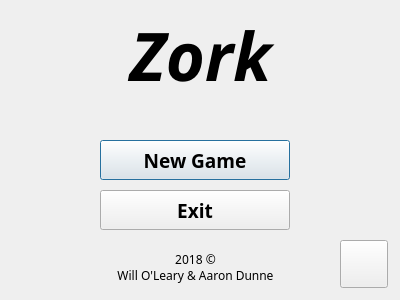
Old version of the form Zork_Qt_project/zorkhome.ui in the repository willoleary6/ZorkProject.
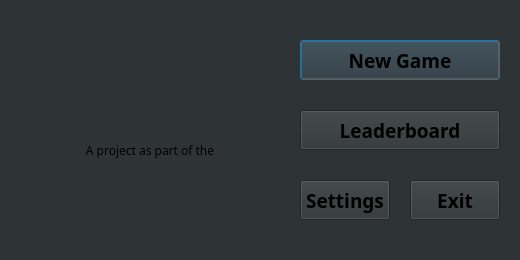
New version of the form. Icons and pictures are not drawn.

Commit message: About, settings and other pieces completed. Noise bar also added

The edit to the form file:
```diff
--- a/Zork_Qt_project/zorkhome.ui
+++ b/Zork_Qt_project/zorkhome.ui
@@ -6,19 +6,19 @@
    <rect>
     <x>0</x>
     <y>0</y>
-    <width>400</width>
-    <height>300</height>
+    <width>520</width>
+    <height>260</height>
    </rect>
   </property>
   <property name="minimumSize">
    <size>
     <width>400</width>
-    <height>300</height>
+    <height>0</height>
    </size>
   </property>
   <property name="maximumSize">
    <size>
-    <width>400</width>
+    <width>600</width>
     <height>300</height>
    </size>
   </property>
@@ -32,40 +32,18 @@
   <property name="autoFillBackground">
    <bool>false</bool>
   </property>
+  <property name="styleSheet">
+   <string notr="true">background-color: rgb(46, 52, 54);</string>
+  </property>
   <property name="sizeGripEnabled">
    <bool>false</bool>
   </property>
-  <widget class="QLabel" name="label">
-   <property name="geometry">
-    <rect>
-     <x>10</x>
-     <y>10</y>
-     <width>381</width>
-     <height>90</height>
-    </rect>
-   </property>
-   <property name="font">
-    <font>
-     <family>Montserrat</family>
-     <pointsize>50</pointsize>
-     <weight>75</weight>
-     <italic>true</italic>
-     <bold>true</bold>
-    </font>
-   </property>
-   <property name="text">
-    <string>Zork</string>
-   </property>
-   <property name="alignment">
-    <set>Qt::AlignCenter</set>
-   </property>
-  </widget>
   <widget class="QPushButton" name="newGameButton">
    <property name="geometry">
     <rect>
-     <x>100</x>
-     <y>140</y>
-     <width>190</width>
+     <x>300</x>
+     <y>40</y>
+     <width>200</width>
      <height>40</height>
     </rect>
    </property>
@@ -87,9 +65,9 @@
   <widget class="QPushButton" name="exitButton">
    <property name="geometry">
     <rect>
-     <x>100</x>
-     <y>190</y>
-     <width>190</width>
+     <x>410</x>
+     <y>180</y>
+     <width>90</width>
      <height>40</height>
     </rect>
    </property>
@@ -108,24 +86,28 @@
   <widget class="QToolButton" name="settingsButton">
    <property name="geometry">
     <rect>
-     <x>340</x>
-     <y>240</y>
-     <width>48</width>
-     <height>48</height>
+     <x>300</x>
+     <y>180</y>
+     <width>90</width>
+     <height>40</height>
     </rect>
    </property>
    <property name="font">
     <font>
      <family>Montserrat</family>
      <pointsize>14</pointsize>
+     <weight>75</weight>
+     <bold>true</bold>
     </font>
    </property>
+   <property name="autoFillBackground">
+    <bool>false</bool>
+   </property>
+   <property name="styleSheet">
+    <string notr="true"/>
+   </property>
    <property name="text">
-    <string/>
-   </property>
-   <property name="icon">
-    <iconset>
-     <normaloff>settings-17-32.png</normaloff>settings-17-32.png</iconset>
+    <string>Settings</string>
    </property>
    <property name="iconSize">
     <size>
@@ -143,34 +125,98 @@
     <enum>Qt::NoArrow</enum>
    </property>
   </widget>
-  <widget class="QLabel" name="authors">
+  <widget class="QPushButton" name="leaderboardButton">
+   <property name="geometry">
+    <rect>
+     <x>300</x>
+     <y>110</y>
+     <width>200</width>
+     <height>40</height>
+    </rect>
+   </property>
+   <property name="font">
+    <font>
+     <family>Montserrat</family>
+     <pointsize>14</pointsize>
+     <weight>75</weight>
+     <bold>true</bold>
+    </font>
+   </property>
+   <property name="mouseTracking">
+    <bool>false</bool>
+   </property>
+   <property name="text">
+    <string>Leaderboard</string>
+   </property>
+  </widget>
+  <widget class="QLabel" name="csisLogo">
    <property name="geometry">
     <rect>
      <x>70</x>
-     <y>247</y>
-     <width>251</width>
-     <height>40</height>
+     <y>150</y>
+     <width>160</width>
+     <height>100</height>
+    </rect>
+   </property>
+   <property name="text">
+    <string/>
+   </property>
+   <property name="pixmap">
+    <pixmap>CSIS.png</pixmap>
+   </property>
+   <property name="scaledContents">
+    <bool>true</bool>
+   </property>
+   <property name="openExternalLinks">
+    <bool>true</bool>
+   </property>
+  </widget>
+  <widget class="QLabel" name="label_2">
+   <property name="geometry">
+    <rect>
+     <x>60</x>
+     <y>140</y>
+     <width>180</width>
+     <height>20</height>
     </rect>
    </property>
    <property name="font">
     <font>
      <family>Montserrat</family>
-     <weight>50</weight>
-     <italic>false</italic>
-     <bold>false</bold>
-     <underline>false</underline>
-     <strikeout>false</strikeout>
-     <kerning>true</kerning>
     </font>
    </property>
    <property name="text">
-    <string>2018 © 
-Will O'Leary &amp; Aaron Dunne</string>
+    <string>A project as part of the</string>
    </property>
    <property name="alignment">
     <set>Qt::AlignCenter</set>
    </property>
   </widget>
+  <widget class="QLabel" name="zorkLogo">
+   <property name="geometry">
+    <rect>
+     <x>30</x>
+     <y>0</y>
+     <width>250</width>
+     <height>110</height>
+    </rect>
+   </property>
+   <property name="frameShape">
+    <enum>QFrame::NoFrame</enum>
+   </property>
+   <property name="text">
+    <string/>
+   </property>
+   <property name="pixmap">
+    <pixmap resource="imglib.qrc">:/zorkLogo.png</pixmap>
+   </property>
+   <property name="scaledContents">
+    <bool>true</bool>
+   </property>
+   <property name="openExternalLinks">
+    <bool>true</bool>
+   </property>
+  </widget>
  </widget>
  <resources/>
  <connections/>
```
Left out of the diff: 8 changed lines with no effect on the pictures. The commit also changes 43 other files.
